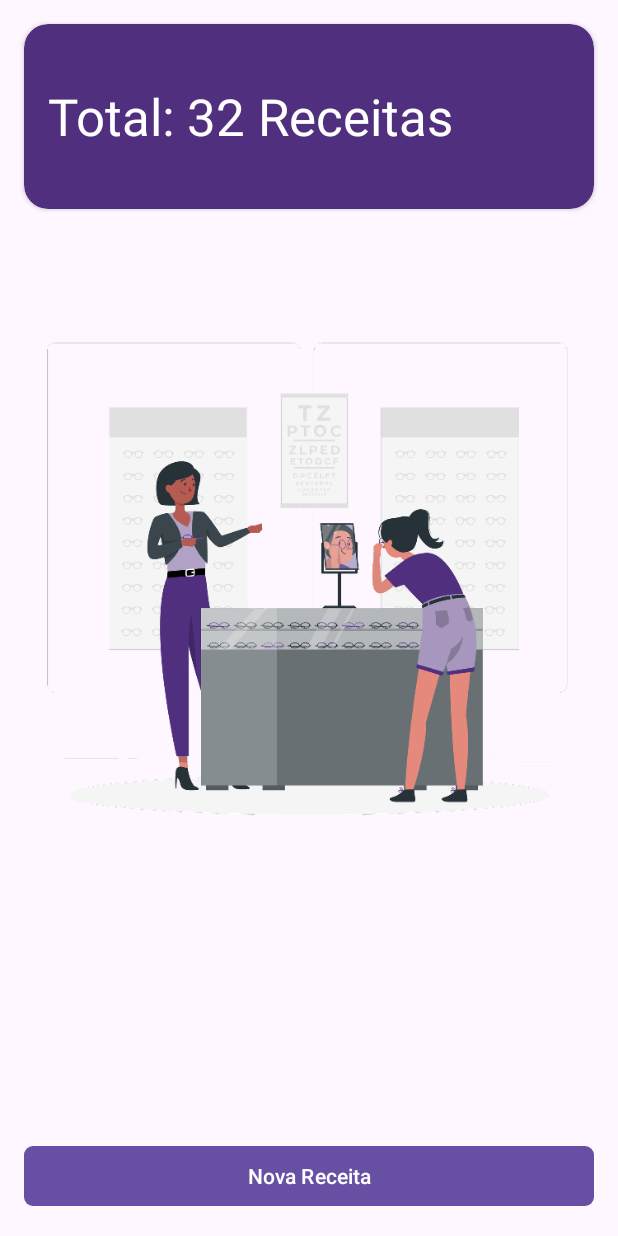
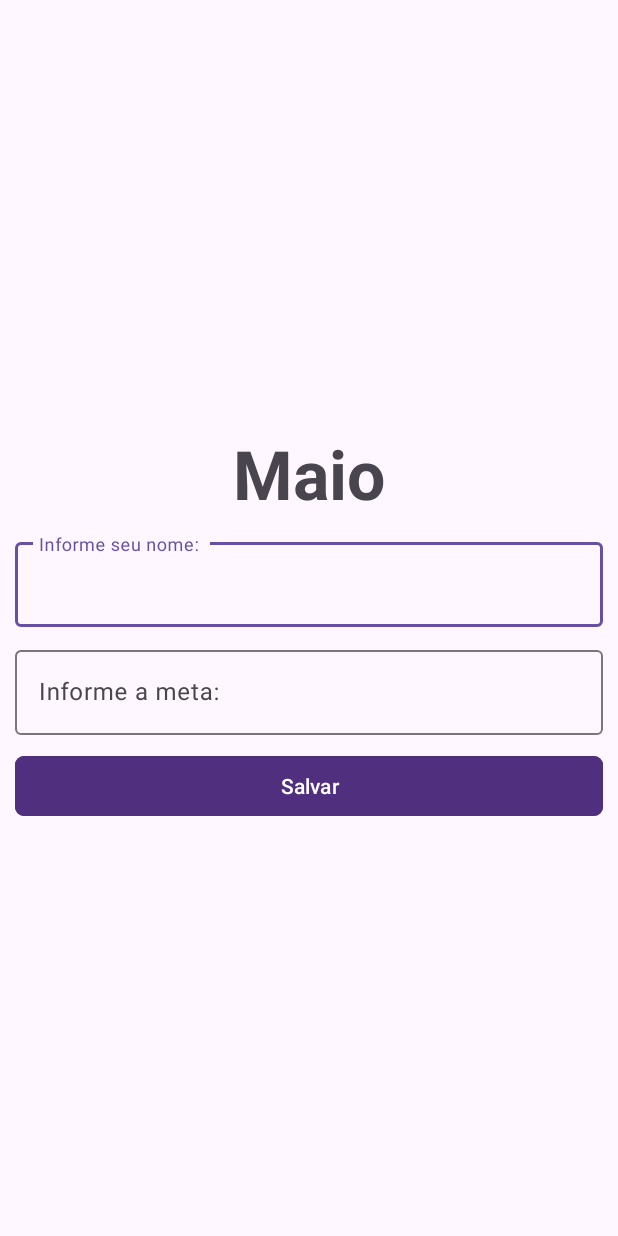
Before and after one commit to JoaoVitor-Dev/RecipeControl, an Android app: the screen it shows after launch (MainActivity before the commit, GoalActivity after it), on a phone screen of 412 x 824 dp. Run offline under Robolectric (Android 15) with nearby library versions, the phone set to English and light mode, and no system bars; our stand-ins replace Room's generated code.

Commit message:
feat: view goal impl...

```diff
--- a/app/src/main/AndroidManifest.xml
+++ b/app/src/main/AndroidManifest.xml
@@ -12,6 +12,9 @@
         android:supportsRtl="true"
         android:theme="@style/Theme.RecipeControl"
         tools:targetApi="31">
+        <activity
+            android:name=".GoalActivity"
+            android:exported="false" />
         <activity
             android:name=".RecipesActivity"
             android:exported="false" />
--- /dev/null
+++ b/app/src/main/java/com/joaovitor/recipecontrol/GoalActivity.kt
@@ -0,0 +1,24 @@
+package com.joaovitor.recipecontrol
+
+import android.os.Bundle
+import android.widget.TextView
+import androidx.activity.enableEdgeToEdge
+import androidx.appcompat.app.AppCompatActivity
+import androidx.core.view.ViewCompat
+import androidx.core.view.WindowInsetsCompat
+import com.joaovitor.recipecontrol.utils.Month
+
+class GoalActivity : AppCompatActivity() {
+    override fun onCreate(savedInstanceState: Bundle?) {
+        super.onCreate(savedInstanceState)
+        setContentView(R.layout.activity_goal)
+
+        setup()
+    }
+
+    private fun setup(){
+         val textViewMonth: TextView = findViewById(R.id.textViewMonth)
+
+        textViewMonth.setText(Month.getCurrentMonthName())
+    }
+}
--- a/app/src/main/java/com/joaovitor/recipecontrol/SplashActivity.kt
+++ b/app/src/main/java/com/joaovitor/recipecontrol/SplashActivity.kt
@@ -8,16 +8,42 @@ import androidx.appcompat.app.AppCompatActivity
 import androidx.core.view.ViewCompat
 import androidx.core.view.WindowInsetsCompat
 import android.os.Looper
+import android.widget.TextView
+import androidx.core.view.WindowCompat
+import com.joaovitor.recipecontrol.data.dao.GoalDao
+import com.joaovitor.recipecontrol.data.database.AppDatabase
+import com.joaovitor.recipecontrol.utils.Month
+import kotlinx.coroutines.CoroutineScope
+import kotlinx.coroutines.Dispatchers
+import kotlinx.coroutines.launch
+import kotlinx.coroutines.withContext
+import java.time.LocalDate
 
 class SplashActivity : AppCompatActivity() {
+    private lateinit var goalDao: GoalDao
+
     override fun onCreate(savedInstanceState: Bundle?) {
         super.onCreate(savedInstanceState)
-        enableEdgeToEdge()
+        WindowCompat.setDecorFitsSystemWindows(window, false)
         setContentView(R.layout.activity_splash)
 
-        Handler(Looper.getMainLooper()).postDelayed({
-            startActivity(Intent(this, MainActivity::class.java))
-            finish()
-        }, 2000)
+        goalDao = AppDatabase.getDatabase(this).goalDao()
+
+        CoroutineScope(Dispatchers.Main).launch {
+            val intent = withContext(Dispatchers.IO) {
+                if (goalDao.getGoalByMonth(LocalDate.now().monthValue) == null) {
+                    Intent(this@SplashActivity, GoalActivity::class.java)
+                } else {
+                    Intent(this@SplashActivity, MainActivity::class.java)
+                }
+            }
+
+            Handler(Looper.getMainLooper()).postDelayed({
+                startActivity(intent)
+                finish()
+            }, 2000L)
+        }
     }
+
+
 }
--- a/app/src/main/java/com/joaovitor/recipecontrol/data/dao/GoalDao.kt
+++ b/app/src/main/java/com/joaovitor/recipecontrol/data/dao/GoalDao.kt
@@ -11,4 +11,7 @@ import kotlinx.coroutines.flow.Flow
 interface GoalDao {
     @Insert
     fun insertGoal(goal: Goal)
+
+    @Query("SELECT * FROM goals WHERE month = :month")
+    fun getGoalByMonth(month: Int): Goal?
 }
--- /dev/null
+++ b/app/src/main/java/com/joaovitor/recipecontrol/utils/Month.kt
@@ -0,0 +1,31 @@
+package com.joaovitor.recipecontrol.utils
+
+import java.time.LocalDate
+
+class Month {
+    companion object {
+        // Retorna o mês atual (int)
+        fun getCurrentMonth(): Int {
+            return LocalDate.now().monthValue
+        }
+
+        // Retorna o nome do mês atual como string
+        fun getCurrentMonthName(): String {
+            return when (LocalDate.now().monthValue) {
+                1 -> "Janeiro"
+                2 -> "Fevereiro"
+                3 -> "Março"
+                4 -> "Abril"
+                5 -> "Maio"
+                6 -> "Junho"
+                7 -> "Julho"
+                8 -> "Agosto"
+                9 -> "Setembro"
+                10 -> "Outubro"
+                11 -> "Novembro"
+                12 -> "Dezembro"
+                else -> "Mês inválido" // Caso improvável, mas para segurança
+            }
+        }
+    }
+}
--- /dev/null
+++ b/app/src/main/res/layout/activity_goal.xml
@@ -0,0 +1,64 @@
+<?xml version="1.0" encoding="utf-8"?>
+<LinearLayout xmlns:android="http://schemas.android.com/apk/res/android"
+    xmlns:app="http://schemas.android.com/apk/res-auto"
+    xmlns:tools="http://schemas.android.com/tools"
+    android:id="@+id/main"
+    android:layout_width="match_parent"
+    android:layout_height="match_parent"
+    android:orientation="vertical"
+    android:gravity="center"
+    tools:context=".GoalActivity">
+
+    <TextView
+        android:id="@+id/textViewMonth"
+        android:layout_width="match_parent"
+        android:layout_height="wrap_content"
+        android:textStyle="bold"
+        android:textAlignment="center"
+        android:textSize="45sp"
+        android:layout_marginTop="10dp"
+        android:layout_marginLeft="10dp"
+        android:layout_marginRight="10dp"
+        android:layout_marginBottom="10dp"
+        android:text="mês" />
+
+    <com.google.android.material.textfield.TextInputLayout
+        android:id="@+id/textInputName"
+        android:layout_width="match_parent"
+        android:layout_height="wrap_content"
+        android:layout_marginLeft="10dp"
+        android:layout_marginRight="10dp"
+        android:layout_marginBottom="10dp"
+        android:hint="Informe seu nome: ">
+
+        <com.google.android.material.textfield.TextInputEditText
+            android:layout_width="match_parent"
+            android:layout_height="wrap_content" />
+    </com.google.android.material.textfield.TextInputLayout>
+
+    <com.google.android.material.textfield.TextInputLayout
+        android:id="@+id/textInputGoal"
+        android:layout_width="match_parent"
+        android:layout_height="wrap_content"
+        android:layout_marginLeft="10dp"
+        android:layout_marginRight="10dp"
+        android:layout_marginBottom="10dp"
+        android:hint="Informe a meta: ">
+
+        <com.google.android.material.textfield.TextInputEditText
+            android:inputType="number"
+            android:layout_width="match_parent"
+            android:layout_height="wrap_content" />
+    </com.google.android.material.textfield.TextInputLayout>
+
+    <com.google.android.material.button.MaterialButton
+        android:id="@+id/buttonSave"
+        android:layout_width="match_parent"
+        android:layout_height="wrap_content"
+        android:text="Salvar"
+        android:backgroundTint="@color/purple"
+        app:cornerRadius="6dp"
+        android:layout_marginLeft="10dp"
+        android:layout_marginRight="10dp" />
+
+</LinearLayout>
--- a/app/src/main/res/layout/activity_main.xml
+++ b/app/src/main/res/layout/activity_main.xml
@@ -12,23 +12,23 @@
         android:layout_width="0dp"
         android:layout_height="0dp"
         android:layout_margin="16dp"
-        android:layout_marginTop="48dp"
+        android:layout_marginTop="44dp"
+        app:cardBackgroundColor="@color/purple"
         app:cardCornerRadius="16dp"
-        app:cardBackgroundColor="@color/purple"
+        app:layout_constraintEnd_toEndOf="parent"
         app:layout_constraintHeight_percent="0.15"
-        app:layout_constraintTop_toTopOf="parent"
         app:layout_constraintStart_toStartOf="parent"
-        app:layout_constraintEnd_toEndOf="parent">
+        app:layout_constraintTop_toTopOf="parent">
 
         <TextView
             android:id="@+id/textTotal"
             android:layout_width="wrap_content"
             android:layout_height="wrap_content"
+            android:layout_gravity="start|center_vertical"
+            android:layout_marginStart="16dp"
             android:text="Total: 32 Receitas"
-            android:textSize="34sp"
             android:textColor="@android:color/white"
-            android:layout_gravity="start|center_vertical"
-            android:layout_marginStart="16dp" />
+            android:textSize="34sp" />
 
     </androidx.cardview.widget.CardView>
 
@@ -38,19 +38,19 @@
         android:layout_height="wrap_content"
         android:layout_margin="16dp"
         android:text="Nova Receita"
+        app:cornerRadius="6dp"
         app:layout_constraintBottom_toBottomOf="parent"
-        app:layout_constraintStart_toStartOf="parent"
         app:layout_constraintEnd_toEndOf="parent"
-        app:cornerRadius="6dp"/>
+        app:layout_constraintStart_toStartOf="parent" />
 
     <ImageView
         android:id="@+id/imageBackground"
         android:layout_width="wrap_content"
         android:layout_height="wrap_content"
-        app:layout_constraintBottom_toTopOf="@+id/button"
+        app:layout_constraintBottom_toTopOf="@+id/buttonNovaReceita"
         app:layout_constraintTop_toBottomOf="@+id/cardTotais"
         app:srcCompat="@drawable/optical_shop_rafiki"
-        tools:layout_editor_absoluteX="0dp"
-        tools:ignore="MissingConstraints" />
+        tools:ignore="MissingConstraints"
+        tools:layout_editor_absoluteX="0dp" />
 
 </androidx.constraintlayout.widget.ConstraintLayout>
```
